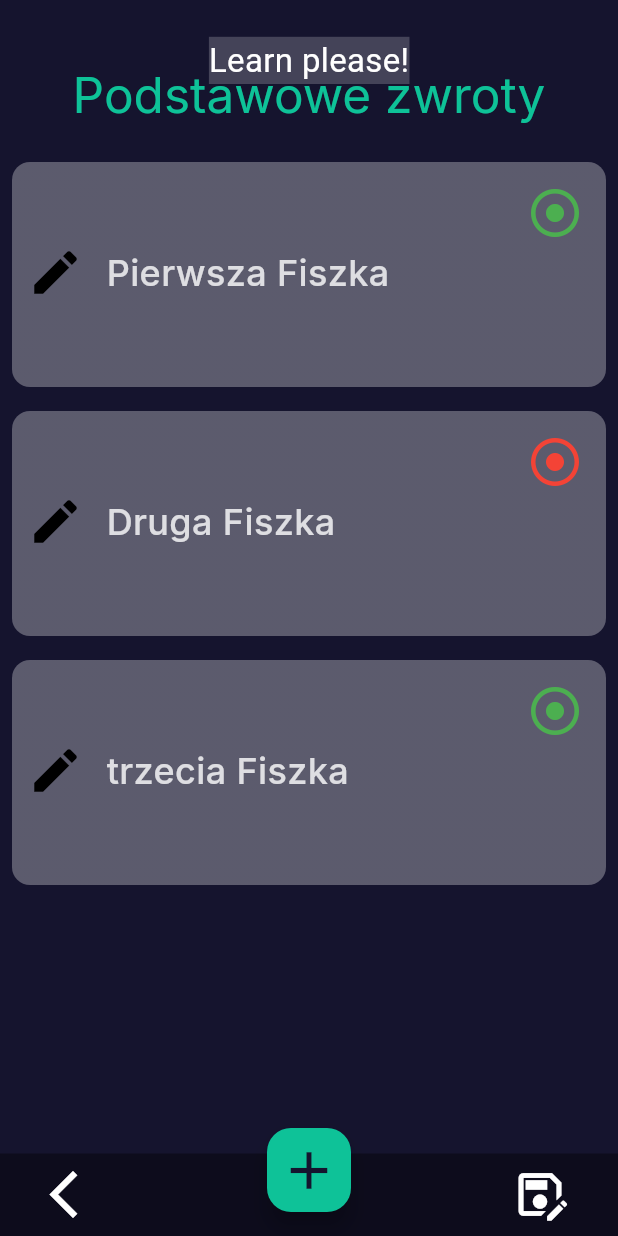
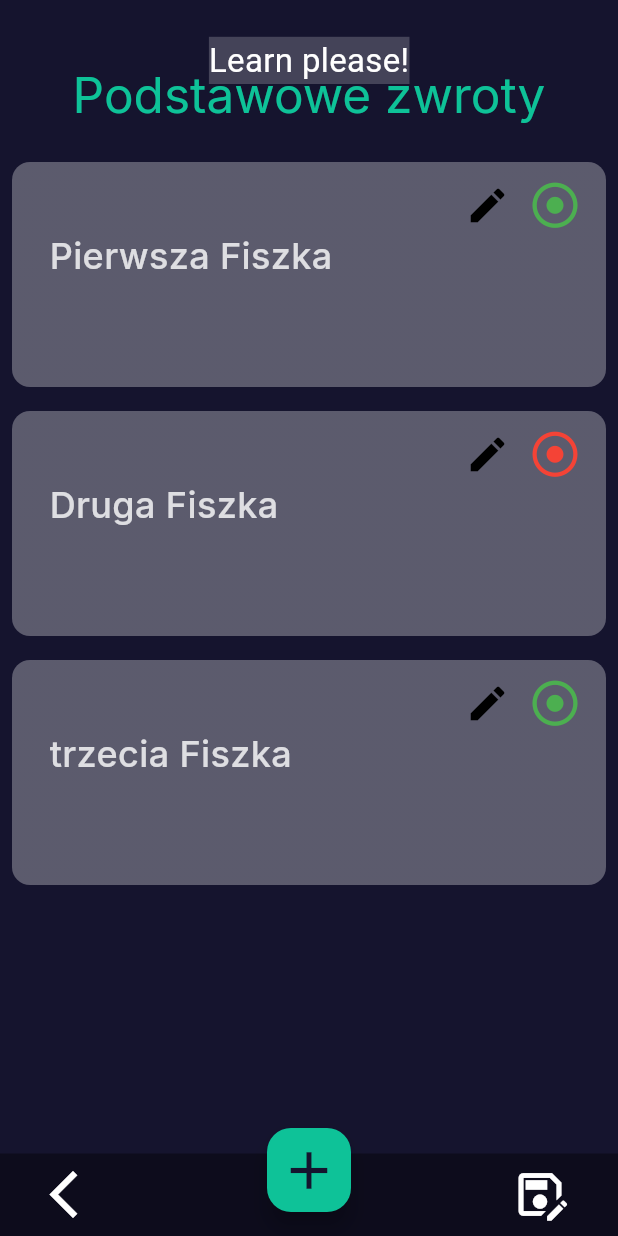
Before and after one commit to GrigoriSaki/flash_Cards, a Flutter app: the screen it shows after launch, after a tap on "Podstawowe zwroty", on a phone screen of 412 x 824 dp. Run offline on Flutter 3.47's test engine with Material 3 defaults, Android fonts, the phone set to English and light mode, and no system bars; our stand-ins replace flutter_slidable, font_awesome_flutter, google_fonts; missing offline and left inert: dart:ffi; Roboto replaces fonts that are missing (Sixtyfour).

Commit message:
poprawienie ustawień fiszki

```diff
--- a/lib/utitlities/flashCard.dart
+++ b/lib/utitlities/flashCard.dart
@@ -13,9 +13,11 @@ class FlashCard extends StatefulWidget {
   final VoidCallback notWell_;
   final VoidCallback veryBad_;
   final VoidCallback notSelect_;
+  final editFunc;
 
   FlashCard(
       {super.key,
+      required this.editFunc,
       required this.good_,
       required this.frontSideText,
       required this.backSideText,
@@ -68,47 +70,59 @@ class _FlashCardState extends State<FlashCard> {
                     },
                     icon: Icon(
                       FontAwesomeIcons.circleDot,
-                      size: 32,
+                      size: 30,
                       color: widget.dotColor,
                     )),
-                top: 10,
+                top: 5,
                 right: 10,
               ),
-              AnimatedSwitcher(
+              Positioned(
+                child: IconButton(
+                    onPressed: () {
+                      widget.editFunc();
+                    },
+                    icon: Icon(
+                      Icons.edit,
+                      size: 30,
+                    )),
+                top: 5,
+                right: 55,
+              ),
+              Positioned(
+                top: 45,
+                child: AnimatedSwitcher(
                   duration: Duration(milliseconds: 400),
-                child: Column(
-                  key: ValueKey(isCentered),
-                  mainAxisAlignment: isCentered
-                      ? MainAxisAlignment.center
-                      : MainAxisAlignment.spaceEvenly,
-                  children: [
-                    if (isCentered) SizedBox(height: 35),
-                    Row(
+                  child: Row(
                     children: [
                       SizedBox(
                         height: 25,
                         width: 10,
                       ),
-                        Icon(
-                          Icons.edit,
-                        ),
                       SizedBox(
                         width: 15,
                       ),
-                        Text(
+                      Container(
+                        width: 325,
+                        child: Text(
                           widget.frontSideText,
-                          maxLines: 2,
+                          maxLines: 3,
+                          overflow: TextOverflow.ellipsis,
                           style: GoogleFonts.inter(
                               color: Colors.white.withOpacity(0.8),
                               fontSize: 24,
                               fontWeight: FontWeight.w500),
+                        ),
                       ),
                       SizedBox(
                         width: 10,
                       )
                     ],
                   ),
-                    AnimatedOpacity(
+                ),
+              ),
+              Positioned(
+                bottom: 25,
+                child: AnimatedOpacity(
                   duration: Duration(milliseconds: 400),
                   opacity: (!isSelected) ? 1.0 : 0.0,
                   child: Row(
@@ -116,28 +130,28 @@ class _FlashCardState extends State<FlashCard> {
                       SizedBox(
                         width: 10,
                       ),
-                          Icon(
-                            Icons.edit,
-                          ),
                       SizedBox(
                         width: 15,
                       ),
-                          Text(
+                      Container(
+                        width: 325,
+                        child: Text(
+                          maxLines: 3,
+                          overflow: TextOverflow.ellipsis,
                           widget.backSideText,
                           style: GoogleFonts.inter(
                               color: Colors.black,
                               fontSize: 25,
                               fontWeight: FontWeight.w600),
                         ),
+                      ),
                       SizedBox(
                         width: 10,
                       )
                     ],
                   ),
+                ),
               )
-                  ],
-                ),
-              ),
             ],
           ),
         ),
```
Also changed, not shown: lib/flashCardsPage.dart (+31 -1 lines), lib/utitlities/addFlashCardDialog.dart (+5 -3 lines). Lines whose indentation alone changed are shown as unchanged.
